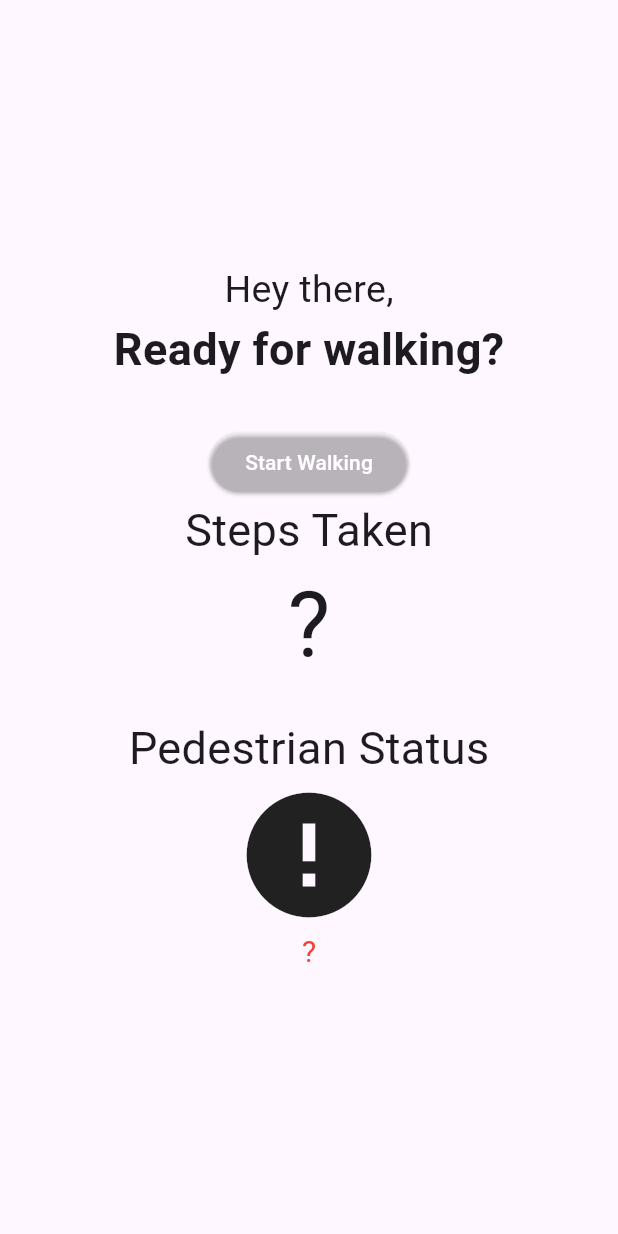
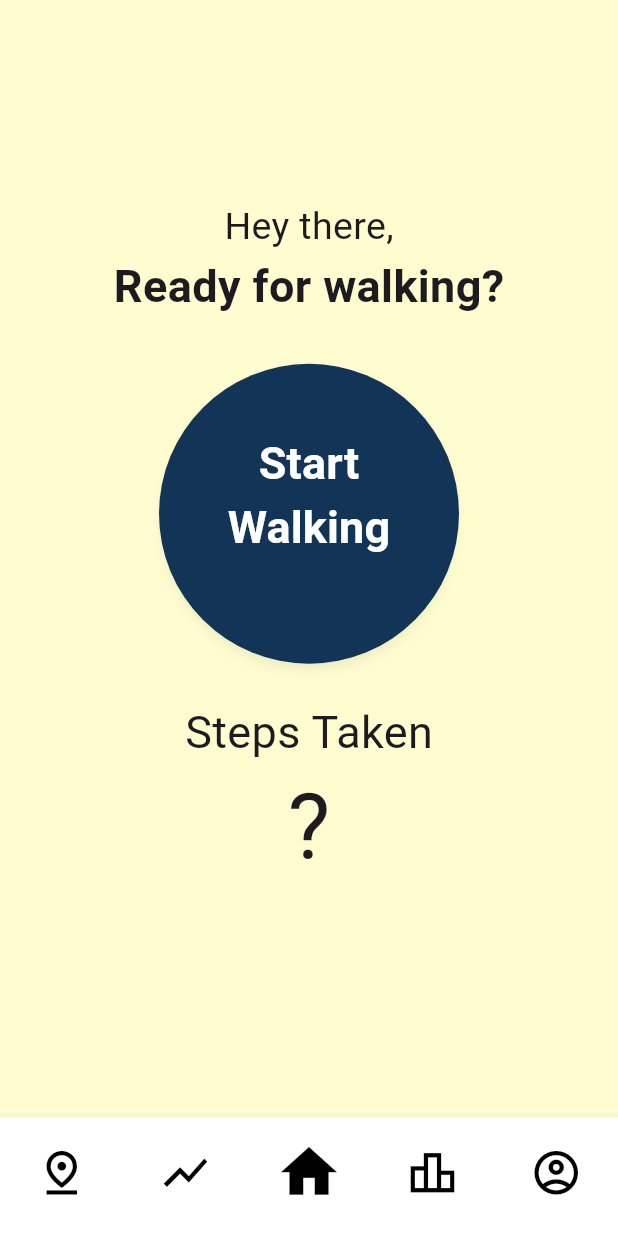
Before and after one commit to tobe-official/M335, a Flutter app: the screen it shows after launch, on a phone screen of 412 x 824 dp. Run offline on Flutter 3.47's test engine with Material 3 defaults, Android fonts, the phone set to English and light mode, and no system bars; our stand-ins replace pedometer, permission_handler.

Commit message:
finished home page

```diff
--- /dev/null
+++ b/lib/global_widgets/custom_navigation_bar.dart
@@ -0,0 +1,118 @@
+import 'package:flutter/material.dart';
+import 'package:m_335_flutter/pages/home_page/home_page.dart';
+import 'package:m_335_flutter/pages/leaderboard_page/leaderboard_page.dart';
+import 'package:m_335_flutter/pages/map_page/map_page.dart';
+import 'package:m_335_flutter/pages/personal_stats_page/personal_stats_page.dart';
+import 'package:m_335_flutter/pages/profile_page/profile_page.dart';
+
+class CustomNavigationBar extends StatefulWidget {
+  const CustomNavigationBar({super.key, required this.initialIndexOfScreen});
+
+  final int? initialIndexOfScreen;
+
+  @override
+  State<CustomNavigationBar> createState() => _CustomNavigationBarState();
+}
+
+class _CustomNavigationBarState extends State<CustomNavigationBar> {
+  int? _currentIndex;
+  bool isHome = false;
+  bool isMap = false;
+  bool isLeaderboard = false;
+  bool isPersonalStats = false;
+  bool isProfile = false;
+
+  @override
+  void initState() {
+    super.initState();
+    _currentIndex = widget.initialIndexOfScreen;
+
+    switch (_currentIndex) {
+      case 0:
+        isMap = true;
+        break;
+      case 1:
+        isPersonalStats = true;
+        break;
+      case 2:
+        isHome = true;
+        break;
+      case 3:
+        isLeaderboard = true;
+        break;
+      case 4:
+        isProfile = true;
+        break;
+    }
+  }
+
+  void _onItemTapped(int index) async {
+    setState(() {
+      _currentIndex = index;
+    });
+
+    Widget screen;
+
+    switch (index) {
+      case 0:
+        screen = const MapPage();
+        break;
+      case 1:
+        screen = const PersonalStatsPage();
+        break;
+      case 2:
+        screen = const HomePage();
+        break;
+      case 3:
+        screen = const LeaderboardPage();
+        break;
+      case 4:
+        screen = const ProfilePage();
+        break;
+      default:
+        return;
+    }
+
+    Navigator.of(context).pushReplacement(
+      PageRouteBuilder(
+        pageBuilder: (context, animation, secondaryAnimation) => screen,
+        transitionsBuilder: (context, animation, secondaryAnimation, child) {
+          return child;
+        },
+      ),
+    );
+  }
+
+  @override
+  Widget build(BuildContext context) {
+    return BottomNavigationBar(
+      showSelectedLabels: false,
+      showUnselectedLabels: false,
+      backgroundColor: const Color(0xFFFFFFFF),
+      currentIndex: _currentIndex!,
+      type: BottomNavigationBarType.fixed,
+      selectedIconTheme: const IconThemeData(size: 45),
+      unselectedIconTheme: const IconThemeData(size: 35),
+      onTap: _onItemTapped,
+      items: [
+        BottomNavigationBarItem(
+          icon: Icon(isMap ? Icons.pin_drop : Icons.pin_drop_outlined, color: Colors.black),
+          label: 'Maps-Page',
+        ),
+        const BottomNavigationBarItem(icon: Icon(Icons.show_chart, color: Colors.black), label: 'Personal-Statistics'),
+        BottomNavigationBarItem(
+          icon: Icon(isHome ? Icons.home : Icons.home_outlined, color: Colors.black),
+          label: "Homescreen",
+        ),
+        BottomNavigationBarItem(
+          icon: Icon(isLeaderboard ? Icons.leaderboard : Icons.leaderboard_outlined, color: Colors.black),
+          label: "Leaderboard",
+        ),
+        BottomNavigationBarItem(
+          icon: Icon(isProfile ? Icons.account_circle : Icons.account_circle_outlined, color: Colors.black),
+          label: 'Profile-Page',
+        ),
+      ],
+    );
+  }
+}
--- a/lib/main.dart
+++ b/lib/main.dart
@@ -12,6 +12,6 @@ class MyApp extends StatelessWidget {
   @override
   Widget build(BuildContext context) {
     SystemChrome.setPreferredOrientations([DeviceOrientation.portraitUp, DeviceOrientation.portraitDown]);
-    return const MaterialApp(home: HomePage());
+    return const MaterialApp(home: HomePage(), debugShowCheckedModeBanner: false);
   }
 }
--- a/lib/pages/home_page/home_page.dart
+++ b/lib/pages/home_page/home_page.dart
@@ -1,5 +1,5 @@
 import 'package:flutter/material.dart';
-
+import 'package:m_335_flutter/global_widgets/custom_navigation_bar.dart';
 import 'home_page_steps_stream.dart';
 
 class HomePage extends StatefulWidget {
@@ -11,7 +11,6 @@ class HomePage extends StatefulWidget {
 
 class _HomePageState extends State<HomePage> {
   final _stepsStream = HomePageStepsStream();
-
   bool _startWalking = true;
 
   @override
@@ -26,7 +25,13 @@ class _HomePageState extends State<HomePage> {
     super.dispose();
   }
 
-  void _onButtonPressed(bool startWalking) {
+  void _onButtonPressed(bool startWalking) async {
+    if (startWalking) {
+      await _stepsStream.start();
+    } else {
+      await _stepsStream.stop();
+    }
+
     setState(() {
       _startWalking = !startWalking;
     });
@@ -34,21 +39,30 @@ class _HomePageState extends State<HomePage> {
 
   @override
   Widget build(BuildContext context) {
-    return Scaffold(body: _body());
+    return Scaffold(
+      body: _body(),
+      backgroundColor: const Color(0XFFFFFDD0),
+      bottomNavigationBar: _startWalking ? CustomNavigationBar(initialIndexOfScreen: 2) : null,
+    );
   }
 
   Widget _body() {
     return Center(
       child: Column(
         mainAxisAlignment: MainAxisAlignment.center,
-        children: [_welcomeText(), _stepsOverview(), _streamBuilder()],
+        children: [
+          if (_startWalking) _welcomeText() else _showSteps(),
+          _walkingButton(),
+          if (_startWalking) _showSteps(),
+        ],
       ),
     );
   }
 
-  Widget _streamBuilder() {
+  Widget _streamBuilder(BuildContext context) {
     return StreamBuilder<String>(
       stream: _stepsStream.pedestrianStatusStream,
+      initialData: _stepsStream.currentStatus,
       builder: (context, snapshot) {
         final status = snapshot.data ?? '?';
         final icon =
@@ -56,6 +70,8 @@ class _HomePageState extends State<HomePage> {
                 ? Icons.directions_walk
                 : status == 'stopped'
                 ? Icons.accessibility_new
+                : status == 'loading'
+                ? Icons.downloading
                 : Icons.error;
         return Column(
           children: [
@@ -76,32 +92,65 @@ class _HomePageState extends State<HomePage> {
   Widget _welcomeText() {
     return Column(
       mainAxisAlignment: MainAxisAlignment.center,
-      children: [
-        const Text('Hey there,', style: TextStyle(fontSize: 25)),
-        const Text('Ready for walking?', style: TextStyle(fontSize: 30, fontWeight: FontWeight.bold)),
-        const SizedBox(height: 30),
+      children: const [
+        Text('Hey there,', style: TextStyle(fontSize: 25)),
+        Text('Ready for walking?', style: TextStyle(fontSize: 30, fontWeight: FontWeight.bold)),
+        SizedBox(height: 30),
       ],
     );
   }
 
-  Widget _stepsOverview() {
+  Widget _walkingButton() {
+    const Color brandBlue = Color(0xFF123456);
+    const Color disabledGrey = Color(0xFF949494);
+
+    final String label = _startWalking ? 'Start\nWalking' : 'Stop\nWalking';
+
     return Column(
       mainAxisAlignment: MainAxisAlignment.center,
       children: [
-        ElevatedButton(
-          onPressed: () => _onButtonPressed(_startWalking),
-          style: ButtonStyle(
-            backgroundColor: WidgetStateProperty.all(_startWalking ? Color(0X00123456) : Color(0x00949494)),
+        Center(
+          child: ElevatedButton(
+            onPressed: () => _onButtonPressed(_startWalking),
+            style: ElevatedButton.styleFrom(
+              shape: const CircleBorder(),
+              backgroundColor: _startWalking ? brandBlue : disabledGrey,
+              foregroundColor: Colors.white,
+              minimumSize: const Size(200, 200),
+              padding: EdgeInsets.zero,
+              elevation: 3,
+              shadowColor: Colors.black26,
+            ),
+            child: Column(
+              mainAxisAlignment: MainAxisAlignment.center,
+              children: [
+                Text(
+                  label,
+                  textAlign: TextAlign.center,
+                  style: const TextStyle(fontSize: 30, fontWeight: FontWeight.w600, color: Colors.white),
+                ),
+                const SizedBox(height: 25),
+              ],
+            ),
           ),
-          child: const Text('Start Walking', style: TextStyle(color: Colors.white)),
         ),
+        const SizedBox(height: 24),
+        if (!_startWalking) _streamBuilder(context),
+      ],
+    );
+  }
+
+  Widget _showSteps() {
+    return Column(
+      mainAxisAlignment: MainAxisAlignment.center,
+      children: [
         const Text('Steps Taken', style: TextStyle(fontSize: 30)),
         StreamBuilder<String>(
           stream: _stepsStream.stepCountStream,
+          initialData: _stepsStream.currentSteps,
           builder: (context, snapshot) => Text(snapshot.data ?? '?', style: const TextStyle(fontSize: 60)),
         ),
         const SizedBox(height: 16.0),
-        const Text('Pedestrian Status', style: TextStyle(fontSize: 30)),
       ],
     );
   }
--- a/lib/pages/home_page/home_page_steps_stream.dart
+++ b/lib/pages/home_page/home_page_steps_stream.dart
@@ -1,47 +1,99 @@
+import 'dart:io';
 import 'dart:async';
 import 'package:pedometer/pedometer.dart';
 import 'package:permission_handler/permission_handler.dart';
 
 class HomePageStepsStream {
-  final _stepCountController = StreamController<String>.broadcast();
-  final _pedestrianStatusController = StreamController<String>.broadcast();
+  late final StreamController<String> _stepCountController;
+  late final StreamController<String> _pedestrianStatusController;
 
   Stream<String> get stepCountStream => _stepCountController.stream;
   Stream<String> get pedestrianStatusStream => _pedestrianStatusController.stream;
 
-  StreamSubscription<StepCount>? _stepSubscription;
-  StreamSubscription<PedestrianStatus>? _statusSubscription;
+  StreamSubscription<StepCount>? _stepSub;
+  StreamSubscription<PedestrianStatus>? _statusSub;
+  bool _permChecked = false;
+
+  String? _lastSteps;
+  String? _lastStatus;
+
+  bool _statusForward = false; // only forward when walk mode is activated
+
+  String? get currentSteps => _lastSteps;
+  String? get currentStatus => _lastStatus;
+
+  HomePageStepsStream() {
+    _stepCountController = StreamController<String>.broadcast();
+    _pedestrianStatusController = StreamController<String>.broadcast();
+  }
 
   Future<void> init() async {
+    if (_permChecked) return;
     await _checkPermission();
+    _permChecked = true;
 
-    _statusSubscription = Pedometer.pedestrianStatusStream.listen(
-      (event) => _pedestrianStatusController.add(event.status),
-      onError: (_) => _pedestrianStatusController.add('Pedestrian Status not available'),
+    _stepSub ??= Pedometer.stepCountStream.listen(
+      (e) {
+        _lastSteps = e.steps.toString();
+        _stepCountController.add(_lastSteps!);
+      },
+      onError: (_) {
+        _lastSteps = 'Step Count not available';
+        _stepCountController.add(_lastSteps!);
+      },
     );
 
-    _stepSubscription = Pedometer.stepCountStream.listen(
-      (event) => _stepCountController.add(event.steps.toString()),
-      onError: (_) => _stepCountController.add('Step Count not available'),
+    _statusSub ??= Pedometer.pedestrianStatusStream.listen(
+      (e) {
+        _lastStatus = e.status;
+        if (_statusForward) {
+          _pedestrianStatusController.add(_lastStatus!);
+        }
+      },
+      onError: (_) {
+        _lastStatus = 'Pedestrian Status not available';
+        if (_statusForward) {
+          _pedestrianStatusController.add(_lastStatus!);
+        }
+      },
     );
   }
 
+  // Starts listeners if they are not started yet
+  Future<void> start() async {
+    await init();
+    _statusForward = true;
+    _lastStatus = 'stopped';
+    _pedestrianStatusController.add(_lastStatus!);
+  }
+
+  // Stops Listeners streams are still available from outside
+  Future<void> stop() async {
+    _statusForward = false;
+    _lastStatus = 'stopped';
+    _pedestrianStatusController.add(_lastStatus!);
+  }
+
   Future<void> _checkPermission() async {
+    if (Platform.isAndroid) {
       var granted = await Permission.activityRecognition.isGranted;
       if (!granted) {
         final result = await Permission.activityRecognition.request();
         granted = result == PermissionStatus.granted;
       }
       if (!granted) {
-      _pedestrianStatusController.add('Permission denied');
-      _stepCountController.add('Permission denied');
+        _lastStatus = 'Permission denied';
+        _lastSteps = 'Permission denied';
+        _pedestrianStatusController.add(_lastStatus!);
+        _stepCountController.add(_lastSteps!);
+      }
     }
   }
 
-  void dispose() {
-    _stepSubscription?.cancel();
-    _statusSubscription?.cancel();
-    _stepCountController.close();
-    _pedestrianStatusController.close();
+  Future<void> dispose() async {
+    await _stepSub?.cancel();
+    await _statusSub?.cancel();
+    await _stepCountController.close();
+    await _pedestrianStatusController.close();
   }
 }
```
Also changed, not shown: lib/pages/leaderboard_page/leaderboard_page.dart (added, +11 -0 lines), lib/pages/map_page/map_page.dart (added, +11 -0 lines), lib/pages/personal_stats_page/personal_stats_page.dart (added, +11 -0 lines), lib/pages/profile_page/profile_page.dart (added, +11 -0 lines), 3 other files. Lines whose indentation alone changed are shown as unchanged.
